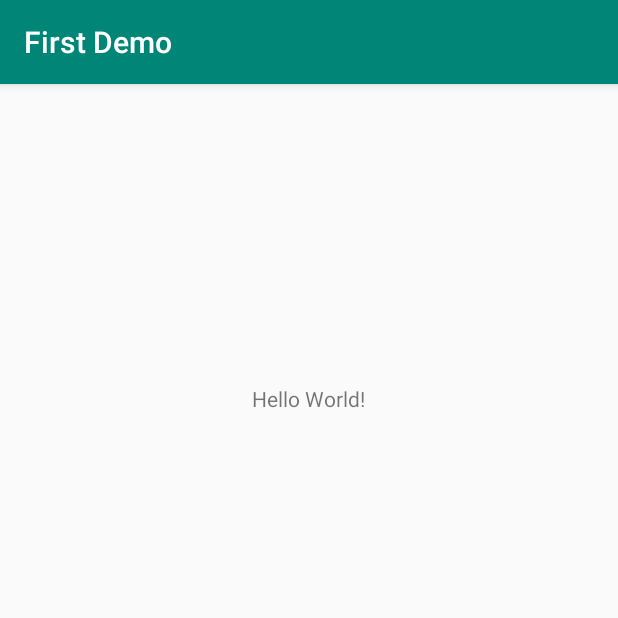
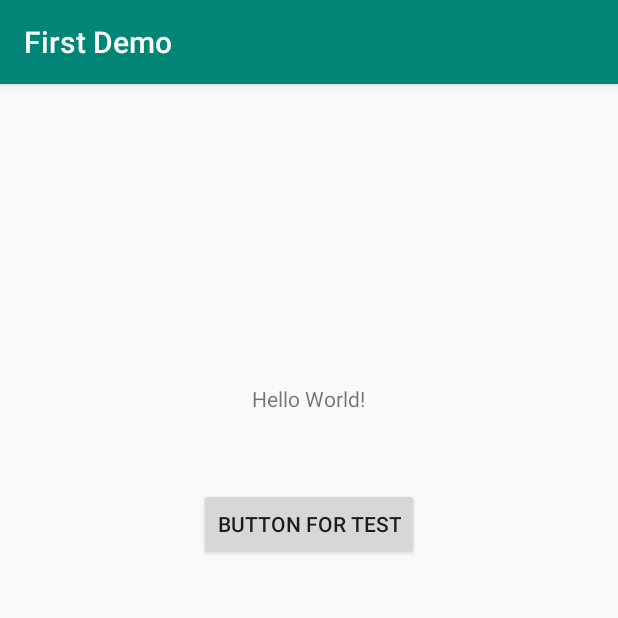
Before and after one commit to airlitti/COMP90018-2022-Tutorial, an Android app: the screen it shows after launch (MainActivity), on a phone screen of 412 x 824 dp, the top half of it. Run offline under Robolectric (Android 15) with nearby library versions, the phone set to English and light mode, and no system bars; our stand-ins replace ButterKnife.

Commit message:
Week 2 updated

```diff
--- a/Week2 - Intro, Android Studio/Source Code/comp90018-week2-start-demo/app/build.gradle
+++ b/Week2 - Intro, Android Studio/Source Code/comp90018-week2-start-demo/app/build.gradle
@@ -7,8 +7,7 @@ android {
     buildToolsVersion "29.0.0"
     defaultConfig {
         applicationId "com.example.firstdemo"
-        minSdkVersion 15
-        targetSdkVersion 29
+        minSdkVersion 24
         versionCode 1
         versionName "1.0"
         testInstrumentationRunner "androidx.test.runner.AndroidJUnitRunner"
--- a/Week2 - Intro, Android Studio/Source Code/comp90018-week2-start-demo/app/src/main/java/com/example/firstdemo/MainActivity.java
+++ b/Week2 - Intro, Android Studio/Source Code/comp90018-week2-start-demo/app/src/main/java/com/example/firstdemo/MainActivity.java
@@ -18,11 +18,10 @@ public class MainActivity extends AppCompatActivity {
     public static String MESSAGE = "Message";
     public static int MESSAGE_RECEIVE = 1;
 
-     //   private Button button;
-    //@BindView(R.id.button)
-    //Button button;
-    //@BindView(R.id.received_message)
-    //TextView message;
+    @BindView(R.id.button)
+    Button button;
+    @BindView(R.id.received_message)
+    TextView message;
 
 
     @Override
@@ -30,28 +29,26 @@ public class MainActivity extends AppCompatActivity {
         super.onCreate(savedInstanceState);
         setContentView(R.layout.activity_main);
 
-//        Step One: Show how to output Log from Logcat;
-//        Log.d(TAG, "onCreate: " + "This is the first LOG");
+        //Step One: Show how to output Log from Logcat;
+        Log.d(TAG, "onCreate: " + "This is the first LOG");
 
 
-//        Step Two: Show how to add listener to a button;
+        //Step Two: Show how to add listener to a button;
 //        button = findViewById(R.id.button);
-//        button.setOnClickListener(
-//                new View.OnClickListener() {
-//                    @Override
-//                    public void onClick(View view) {
-//                        Log.d(TAG, "Click Button!");
-//                    }
-//                });
+//        button.setOnClickListener(new View.OnClickListener() {
+//            @Override
+//            public void onClick(View view) {
+//                Log.d(TAG, "Click Button!");
+//            }
+//        });
 
-
-//       Step Three: Show how to use Butter Knife to add listener to a button
-//        ButterKnife.bind(this);
+        //Step Three: Show how to use Butter Knife to add listener to a button
+        ButterKnife.bind(this);
     }
 
-//    @OnClick(R.id.button)
-//    public void outputLog() {
-//        Log.d(TAG, "Click Button!");
+    @OnClick(R.id.button)
+    public void outputLog() {
+        Log.d(TAG, "Click Button!");
 
 //        Explicit Intents
 //        Intent intent = new Intent(this, Main2Activity.class);
@@ -65,22 +62,22 @@ public class MainActivity extends AppCompatActivity {
 //        startActivity(intent);
 
 //        Start Activity for Results
-//        Intent intent = new Intent();
-//        intent.setAction("SecondActivity");
-//        intent.putExtra(MESSAGE, "Hello from the first activity.");
-//        startActivityForResult(intent, MESSAGE_RECEIVE);
-//    }
+        Intent intent = new Intent();
+        intent.setAction("SecondActivity");
+        intent.putExtra(MESSAGE, "Hello from the first activity.");
+        startActivityForResult(intent, MESSAGE_RECEIVE);
+    }
 
 
-//    Receive Message from Called Activities
-//    @Override
-//    protected void onActivityResult(int requestCode, int resultCode, Intent data) {
-//        // Check which request we're responding to
-//        if (requestCode == MESSAGE_RECEIVE) {
-//            if (resultCode==RESULT_OK){
-//                message.setText(data.getStringExtra(Main2Activity.RECEIVED_MESSAGE));
-//            }
-//        }
-//    }
+    //Receive Message from Called Activities
+    @Override
+    protected void onActivityResult(int requestCode, int resultCode, Intent data) {
+        // Check which request we're responding to
+        if (requestCode == MESSAGE_RECEIVE) {
+            if (resultCode==RESULT_OK){
+                message.setText(data.getStringExtra(Main2Activity.RECEIVED_MESSAGE));
+            }
+        }
+    }
 
 }
--- a/Week2 - Intro, Android Studio/Source Code/comp90018-week2-start-demo/app/src/main/res/layout/activity_main.xml
+++ b/Week2 - Intro, Android Studio/Source Code/comp90018-week2-start-demo/app/src/main/res/layout/activity_main.xml
@@ -14,19 +14,19 @@
         android:text="Hello World!"
         android:layout_gravity="center_horizontal"/>
 
-    <!--<Button-->
-        <!--android:id="@+id/button"-->
-        <!--android:layout_width="wrap_content"-->
-        <!--android:layout_height="wrap_content"-->
-        <!--android:layout_gravity="center_horizontal"-->
-        <!--android:layout_marginTop="50dp"-->
-        <!--android:text="Button For Test"/>-->
+    <Button
+        android:id="@+id/button"
+        android:layout_width="wrap_content"
+        android:layout_height="wrap_content"
+        android:layout_gravity="center_horizontal"
+        android:layout_marginTop="50dp"
+        android:text="Button For Test"/>
 
-    <!--<TextView-->
-        <!--android:id="@+id/received_message"-->
-        <!--android:layout_marginTop="10dp"-->
-        <!--android:layout_width="wrap_content"-->
-        <!--android:layout_height="wrap_content"-->
-        <!--android:layout_gravity="center_horizontal"/>-->
+    <TextView
+        android:id="@+id/received_message"
+        android:layout_marginTop="10dp"
+        android:layout_width="wrap_content"
+        android:layout_height="wrap_content"
+        android:layout_gravity="center_horizontal"/>
 
 </LinearLayout>
--- a/Week2 - Intro, Android Studio/Source Code/comp90018-week2-start-demo/build.gradle
+++ b/Week2 - Intro, Android Studio/Source Code/comp90018-week2-start-demo/build.gradle
@@ -7,7 +7,7 @@ buildscript {
         mavenCentral()
     }
     dependencies {
-        classpath 'com.android.tools.build:gradle:3.4.2'
+        classpath 'com.android.tools.build:gradle:7.2.1'
 
         // NOTE: Do not place your application dependencies here; they belong
         // in the individual module build.gradle files
```
Also changed, not shown: Week2 - Intro, Android Studio/Source Code/comp90018-week2-start-demo/gradle/wrapper/gradle-wrapper.properties, 11 other files.
